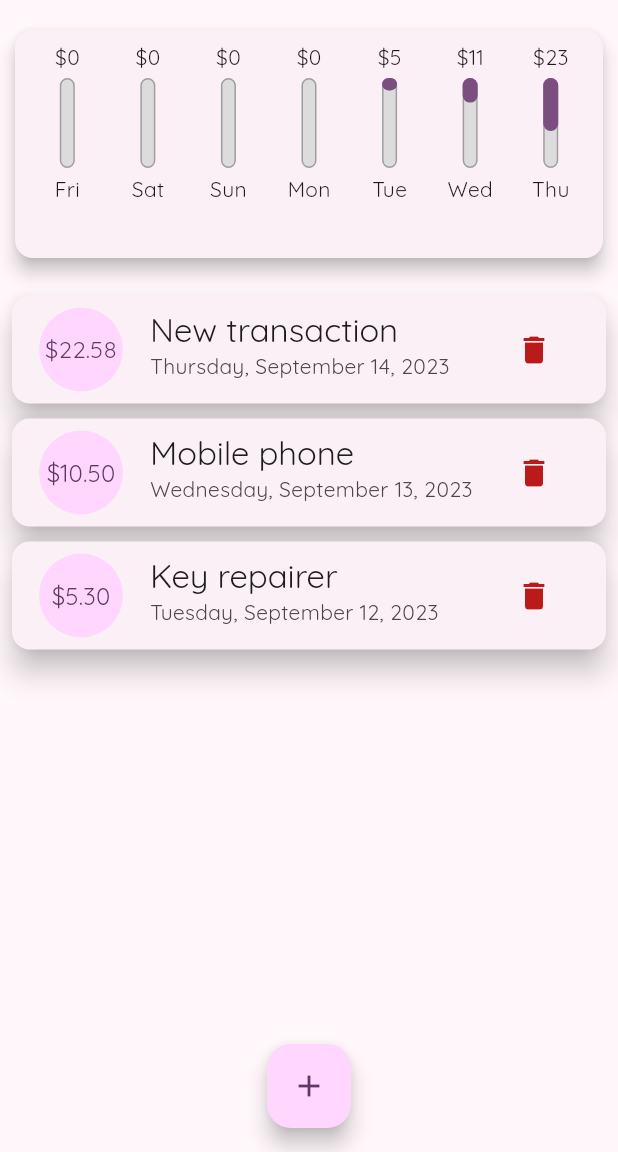
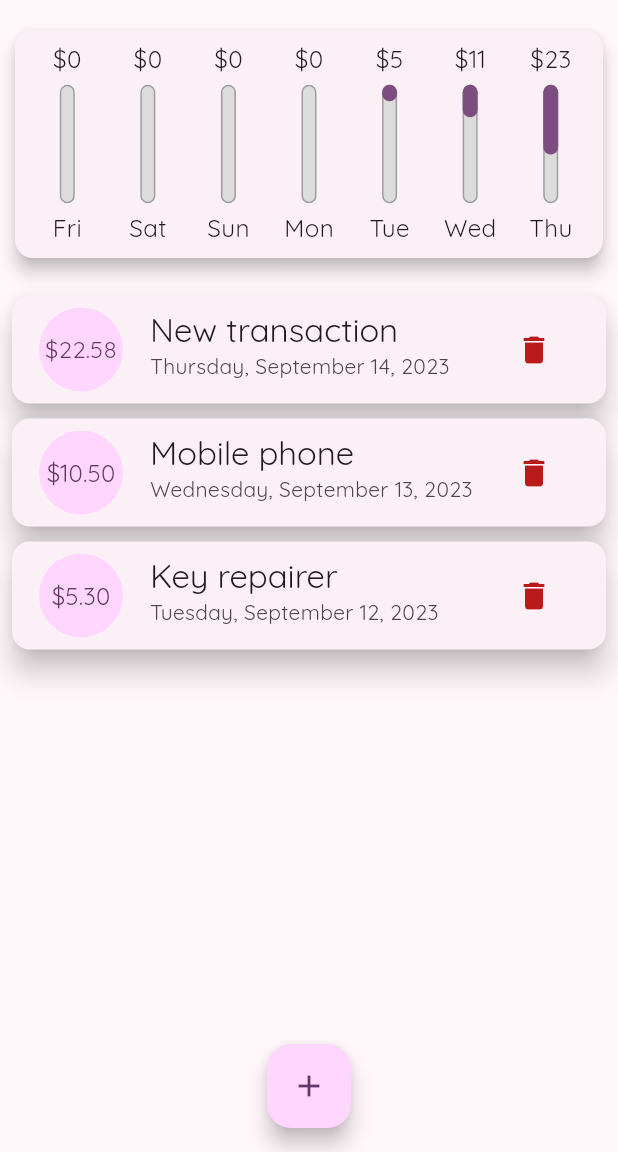
Before and after one commit to RimidalU/spending-during-the-week, a Flutter app: the screen it shows after launch, on a phone screen of 412 x 824 dp, the part 84-1236 px from its top. Run offline on Flutter 3.47's test engine with Material 2 defaults, Android fonts, the phone set to English and light mode, and no system bars.

Commit message:
feat: implement a responsive layout on the chart bar

```diff
--- a/lib/widgets/chart_bar.dart
+++ b/lib/widgets/chart_bar.dart
@@ -13,19 +13,21 @@ class ChartBar extends StatelessWidget {
 
   @override
   Widget build(BuildContext context) {
+    return LayoutBuilder(
+      builder: (context, constraints) {
         return Column(
           children: [
             SizedBox(
-          height: 20,
+              height: constraints.maxHeight * 0.17,
               child: FittedBox(
                 child: Text('\$${spendingAmount.toStringAsFixed(0)}'),
               ),
             ),
-        const SizedBox(
-          height: 4,
+            SizedBox(
+              height: constraints.maxHeight * 0.04,
             ),
             SizedBox(
-          height: 60,
+              height: constraints.maxHeight * 0.58,
               width: 10,
               child: Stack(children: [
                 Container(
@@ -49,11 +51,18 @@ class ChartBar extends StatelessWidget {
                 ),
               ]),
             ),
-        const SizedBox(
-          height: 4,
+            SizedBox(
+              height: constraints.maxHeight * 0.04,
             ),
-        Text(label)
+            SizedBox(
+              height: constraints.maxHeight * 0.17,
+              child: FittedBox(
+                child: Text(label),
+              ),
+            )
           ],
+        );
+      },
     );
   }
 }
```
Lines whose indentation alone changed are shown as unchanged.
